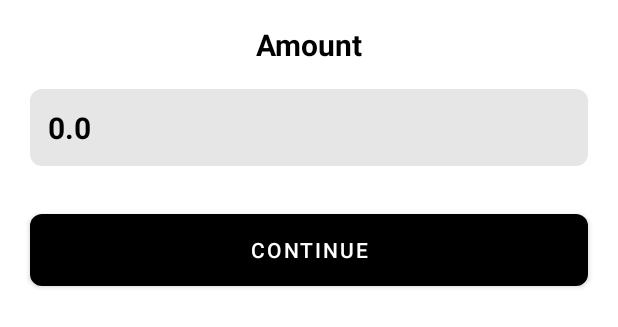
After one commit to Userstree/JusanWallet, an Android app: the layout fragment_amount.xml on its own in the app's theme, with its tools: preview values and no code run, on a phone screen of 412 x 824 dp. The commit adds this screen. Shown: the top 327 px of the screen. Run offline under Robolectric (Android 15) with nearby library versions, the phone set to English and light mode, and no system bars.

Commit message:
add get amount fragment

```diff
--- a/app/src/main/java/com/jwallet/jwallet/data/database/TransactionDatabase.kt
+++ b/app/src/main/java/com/jwallet/jwallet/data/database/TransactionDatabase.kt
@@ -4,12 +4,14 @@ import android.content.Context
 import androidx.room.Database
 import androidx.room.Room
 import androidx.room.RoomDatabase
+import androidx.room.TypeConverters
 
 @Database(
     entities = [Transaction::class, Category::class],
     version = 1,
     exportSchema = false
 )
+@TypeConverters(Converters::class)
 abstract class TransactionDatabase : RoomDatabase() {
     abstract val transactionDao: TransactionDao
     abstract val categoryDao: CategoryDao
--- a/app/src/main/java/com/jwallet/jwallet/presentation/home/HomeViewModel.kt
+++ b/app/src/main/java/com/jwallet/jwallet/presentation/home/HomeViewModel.kt
@@ -1,8 +1,8 @@
 package com.jwallet.jwallet.presentation.home
 
 import androidx.lifecycle.ViewModel
-import com.jwallet.jwallet.data.database.Category
 import com.jwallet.jwallet.data.database.Transaction
+import java.util.*
 
 class HomeViewModel : ViewModel() {
 
@@ -11,7 +11,7 @@ class HomeViewModel : ViewModel() {
     fun getTransactionsList(): List<Transaction> {
         val list = mutableListOf<Transaction>()
         repeat(20) {
-            list.add(Transaction(counterT++, "", "Starbucks", "Coffee Company", 30.05, ""))
+            list.add(Transaction(counterT++, "", "Starbucks", "Coffee Company", 30.05, Date(), false))
         }
         return list
     }
--- a/app/src/main/java/com/jwallet/jwallet/presentation/home/TransactionViewHolder.kt
+++ b/app/src/main/java/com/jwallet/jwallet/presentation/home/TransactionViewHolder.kt
@@ -10,7 +10,7 @@ class TransactionViewHolder(val binding: ItemTransactionBinding) : RecyclerView.
 
     fun bind(item: Transaction) {
         binding.tvTransactionTitle.text = item.title
-        binding.tvTransactionMessage.text = item.message
+        binding.tvTransactionMessage.text = item.note
         binding.tvTransactionPrice.text = "-$${item.price}"
         binding.tvTransactionDate.text = "1:30 PM"
     }
--- /dev/null
+++ b/app/src/main/res/layout/fragment_amount.xml
@@ -0,0 +1,61 @@
+<?xml version="1.0" encoding="utf-8"?>
+<androidx.constraintlayout.widget.ConstraintLayout xmlns:android="http://schemas.android.com/apk/res/android"
+    xmlns:app="http://schemas.android.com/apk/res-auto"
+    xmlns:tools="http://schemas.android.com/tools"
+    android:layout_width="match_parent"
+    android:layout_height="wrap_content">
+
+    <TextView
+        android:id="@+id/tv_title"
+        android:layout_width="wrap_content"
+        android:layout_height="wrap_content"
+        android:layout_marginTop="16dp"
+        android:text="@string/amount"
+        android:textSize="20sp"
+        android:textStyle="bold"
+        app:layout_constraintEnd_toEndOf="parent"
+        app:layout_constraintStart_toStartOf="parent"
+        app:layout_constraintTop_toTopOf="parent" />
+
+    <TextView
+        android:id="@+id/tv_amount"
+        android:layout_width="match_parent"
+        android:layout_height="wrap_content"
+        android:layout_marginHorizontal="20dp"
+        android:textStyle="bold"
+        android:layout_marginVertical="16dp"
+        android:background="@drawable/shape_rectangle_rounded_8dp"
+        android:backgroundTint="@color/grayLight"
+        android:padding="12dp"
+        android:text="0.0"
+        android:textSize="20sp"
+        app:layout_constraintTop_toBottomOf="@+id/tv_title" />
+
+    <GridLayout
+        android:id="@+id/gl_num_btns"
+        android:layout_width="wrap_content"
+        android:layout_height="wrap_content"
+        android:layout_marginTop="16dp"
+        android:columnCount="3"
+        app:layout_constraintEnd_toEndOf="parent"
+        app:layout_constraintStart_toStartOf="parent"
+        app:layout_constraintTop_toBottomOf="@+id/tv_amount"
+        tools:background="@color/black"
+        tools:padding="16dp" />
+
+    <Button
+        android:id="@+id/btn_continue"
+        android:layout_width="match_parent"
+        android:layout_height="wrap_content"
+        android:layout_marginHorizontal="20dp"
+        android:layout_marginTop="16dp"
+        android:layout_marginBottom="32dp"
+        android:background="@drawable/shape_rectangle_rounded_8dp"
+        android:backgroundTint="@color/black"
+        android:text="continue"
+        android:textColor="@color/white"
+        app:backgroundTint="@null"
+        app:layout_constraintBottom_toBottomOf="parent"
+        app:layout_constraintTop_toBottomOf="@+id/gl_num_btns"
+        tools:layout_editor_absoluteX="32dp" />
+</androidx.constraintlayout.widget.ConstraintLayout>
--- a/app/src/main/res/values/colors.xml
+++ b/app/src/main/res/values/colors.xml
@@ -12,4 +12,5 @@
     <color name="screen_background">#c6c6c6</color>
     <color name="button_background">#a0ffffff</color>
     <color name="button_background_gray">#e4e4e4</color>
+    <color name="grayLight">#e6e6e6</color>
 </resources>
--- a/app/src/main/res/values/strings.xml
+++ b/app/src/main/res/values/strings.xml
@@ -30,4 +30,5 @@
     <string name="category_icon">category icon</string>
     <string name="monthly_budget">Monthly budget</string>
     <string name="finish">Finish</string>
+    <string name="amount">Amount</string>
 </resources>
```
Also changed, not shown: app/src/main/java/com/jwallet/jwallet/data/database/Converters.kt (added, +17 -0 lines), app/src/main/java/com/jwallet/jwallet/data/database/Transaction.kt (+5 -3 lines), app/src/main/java/com/jwallet/jwallet/presentation/addtransaction/AddTransactionFragment.kt (+33 -2 lines), app/src/main/java/com/jwallet/jwallet/presentation/amount/AmountFragment.kt (added, +82 -0 lines), app/src/main/java/com/jwallet/jwallet/presentation/main/MainActivity.kt (+13 -4 lines), app/src/main/res/drawable/backspace_48px.xml (added, +10 -0 lines), app/src/main/res/drawable/shape_oval_outline.xml (added, +7 -0 lines), app/src/main/res/layout/fragment_add_transaction.xml (+26 -25 lines), app/src/main/res/layout/fragment_home.xml (+29 -40 lines), app/src/main/res/layout/item_back_btn.xml (added, +24 -0 lines), app/src/main/res/layout/item_num_btn.xml (added, +25 -0 lines).
